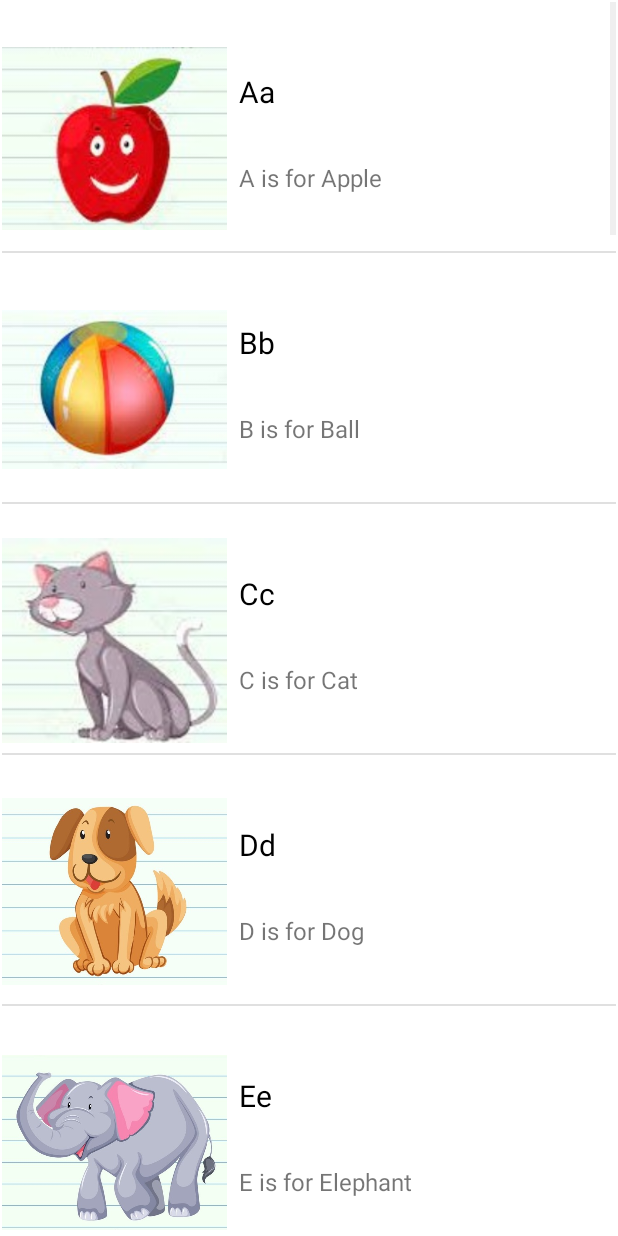
After one commit to RSoft456/AppForChildren-BSEF19A031, an Android app: the ListPage screen opened directly, with no data from a screen before it, on a phone screen of 412 x 824 dp. The commit adds this screen. Run offline under Robolectric (Android 15) with nearby library versions, the phone set to English and light mode, and no system bars.

Commit message:
Customised list view added

```diff
--- a/app/src/main/AndroidManifest.xml
+++ b/app/src/main/AndroidManifest.xml
@@ -9,6 +9,9 @@
         android:roundIcon="@mipmap/ic_launcher_round"
         android:supportsRtl="true"
         android:theme="@style/Theme.Childrenapp">
+        <activity
+            android:name=".ListPage"
+            android:exported="false" />
         <activity
             android:name=".Quiz"
             android:exported="false" />
--- /dev/null
+++ b/app/src/main/java/BSEF19A031/Ramsha/childrenapp/AlphaListView.java
@@ -0,0 +1,12 @@
+package BSEF19A031.Ramsha.childrenapp;
+
+public class AlphaListView {
+    public String Alpha;
+    public String StandFor;
+    public int imageID;
+    public AlphaListView(String Alpha, String StandFor, int imageID) {
+        this.Alpha = Alpha;
+        this.StandFor = StandFor;
+        this.imageID = imageID;
+    }
+}
--- /dev/null
+++ b/app/src/main/java/BSEF19A031/Ramsha/childrenapp/ListAdapter.java
@@ -0,0 +1,35 @@
+package BSEF19A031.Ramsha.childrenapp;
+
+import android.content.Context;
+import android.view.LayoutInflater;
+import android.view.View;
+import android.view.ViewGroup;
+import android.widget.ArrayAdapter;
+import android.widget.ImageView;
+import android.widget.TextView;
+
+import androidx.annotation.NonNull;
+import androidx.annotation.Nullable;
+
+import java.util.ArrayList;
+
+
+public class ListAdapter extends ArrayAdapter<AlphaListView> {
+    public ListAdapter(@NonNull Context context, ArrayList<AlphaListView> ListViewArray) {
+        super(context, R.layout.listitems, ListViewArray);
+    }
+
+    @Override
+    public View getView(int position, @Nullable View convertView, @NonNull ViewGroup parent) {
+
+        AlphaListView list = getItem(position);
+        convertView = LayoutInflater.from(getContext()).inflate(R.layout.listitems, parent, false);
+        TextView Alphabet = convertView.findViewById(R.id.Alpha);
+        TextView StandsFor = convertView.findViewById(R.id.StandFor);
+        ImageView imageView = convertView.findViewById(R.id.AlphaImage);
+        Alphabet.setText(list.Alpha);
+        StandsFor.setText(list.StandFor);
+        imageView.setImageResource(list.imageID);
+        return convertView;
+    }
+}
--- /dev/null
+++ b/app/src/main/java/BSEF19A031/Ramsha/childrenapp/ListPage.java
@@ -0,0 +1,51 @@
+package BSEF19A031.Ramsha.childrenapp;
+
+import androidx.appcompat.app.AppCompatActivity;
+
+
+
+import android.os.Bundle;
+import android.widget.ListView;
+
+import java.util.ArrayList;
+
+public class ListPage extends AppCompatActivity {
+
+    AlphaListView listView;
+    @Override
+    protected void onCreate(Bundle savedInstanceState) {
+        super.onCreate(savedInstanceState);
+        setContentView(R.layout.activity_list_page);
+        ArrayList<AlphaListView> ListViewArray = new ArrayList<AlphaListView>();
+        ListViewArray.add(new AlphaListView("Aa", "A is for Apple", R.drawable.qa));
+        ListViewArray.add(new AlphaListView("Bb", "B is for Ball", R.drawable.qb));
+        ListViewArray.add(new AlphaListView("Cc", "C is for Cat", R.drawable.qc));
+        ListViewArray.add(new AlphaListView("Dd", "D is for Dog", R.drawable.qd));
+        ListViewArray.add(new AlphaListView("Ee", "E is for Elephant", R.drawable.qe));
+        ListViewArray.add(new AlphaListView("Ff", "F is for Fish", R.drawable.qf));
+        ListViewArray.add(new AlphaListView("Gg", "G is for Grapes", R.drawable.qg));
+        ListViewArray.add(new AlphaListView("Hh", "H is for Hat", R.drawable.qh));
+        ListViewArray.add(new AlphaListView("Ii", "I is for Ice-cream ", R.drawable.qi));
+        ListViewArray.add(new AlphaListView("Jj", "J is for Jug", R.drawable.qj));
+        ListViewArray.add(new AlphaListView("Kk", "K is for Kite", R.drawable.qk));
+        ListViewArray.add(new AlphaListView("Ll", "L is for Lemon", R.drawable.ql));
+        ListViewArray.add(new AlphaListView("Mm", "M is for Monkey", R.drawable.qm));
+        ListViewArray.add(new AlphaListView("Nn", "N is for Nose", R.drawable.qn));
+        ListViewArray.add(new AlphaListView("Oo", "O is for Orange", R.drawable.qo));
+        ListViewArray.add(new AlphaListView("Pp", "P is for Pencil", R.drawable.qp));
+        ListViewArray.add(new AlphaListView("Qq", "Q is for Quilt", R.drawable.qqui));
+        ListViewArray.add(new AlphaListView("Rr", "R is for rainbow", R.drawable.qr));
+        ListViewArray.add(new AlphaListView("Ss", "S is for Sun", R.drawable.qs));
+        ListViewArray.add(new AlphaListView("Tt", "T is for Train", R.drawable.qt));
+        ListViewArray.add(new AlphaListView("Uu", "U is for Umbrella", R.drawable.qu));
+        ListViewArray.add(new AlphaListView("Vv", "V is for Vase", R.drawable.qv));
+        ListViewArray.add(new AlphaListView("Ww", "W is for Whale", R.drawable.qw));
+        ListViewArray.add(new AlphaListView("Xx", "X is for Xylophone", R.drawable.qx));
+        ListViewArray.add(new AlphaListView("Yy", "Y is for yo-yo", R.drawable.qy));
+        ListViewArray.add(new AlphaListView("Zz", "Z is for Zebra", R.drawable.qz));
+
+        ListAdapter adapter = new ListAdapter(this, ListViewArray);
+        ListView listView = findViewById(R.id.ListView);
+        listView.setAdapter(adapter);
+    }
+}
--- a/app/src/main/java/BSEF19A031/Ramsha/childrenapp/MainActivity.java
+++ b/app/src/main/java/BSEF19A031/Ramsha/childrenapp/MainActivity.java
@@ -1,15 +1,18 @@
 package BSEF19A031.Ramsha.childrenapp;
+
+import static android.content.ContentValues.TAG;
 
 import androidx.appcompat.app.AppCompatActivity;
 
 import android.content.Intent;
 import android.net.Uri;
 import android.os.Bundle;
+import android.util.Log;
 import android.view.View;
 import android.widget.Button;
 
 public class MainActivity extends AppCompatActivity {
-    Button Launch,Repo,quiz;
+    Button Launch,Repo,quiz,list;
     @Override
     protected void onCreate(Bundle savedInstanceState) {
         super.onCreate(savedInstanceState);
@@ -17,6 +20,14 @@ public class MainActivity extends AppCompatActivity {
         Launch = findViewById(R.id.LaunchApp);
         Repo = findViewById(R.id.Repository);
         quiz = findViewById(R.id.Quiz);
+        list=findViewById(R.id.ListView);
+        list.setOnClickListener(new View.OnClickListener() {
+            @Override
+            public void onClick(View view) {
+                startActivity(new Intent(MainActivity.this,ListPage.class));
+                Log.d(TAG, "entered");
+            }
+        });
         Launch.setOnClickListener(new View.OnClickListener() {
             @Override
             public void onClick(View view) {
--- a/app/src/main/java/BSEF19A031/Ramsha/childrenapp/Quiz.java
+++ b/app/src/main/java/BSEF19A031/Ramsha/childrenapp/Quiz.java
@@ -20,7 +20,6 @@ public class Quiz extends AppCompatActivity {
     String val2="Next";
     String val3 = "Oops!Wrong answer";
     String val4="Retake Quiz";
-
     String chek = " ";
     @Override
     protected void onCreate(Bundle savedInstanceState) {
@@ -280,4 +279,5 @@ public class Quiz extends AppCompatActivity {
             }
         });
     }
+
 }
--- /dev/null
+++ b/app/src/main/res/layout/activity_list_page.xml
@@ -0,0 +1,21 @@
+<?xml version="1.0" encoding="utf-8"?>
+<androidx.constraintlayout.widget.ConstraintLayout xmlns:android="http://schemas.android.com/apk/res/android"
+    xmlns:app="http://schemas.android.com/apk/res-auto"
+    xmlns:tools="http://schemas.android.com/tools"
+    android:layout_width="match_parent"
+    android:layout_height="match_parent"
+    tools:context=".ListPage">
+
+    <ListView
+        android:id="@+id/ListView"
+        android:layout_width="match_parent"
+        android:layout_height="match_parent"
+        android:layout_marginStart="1dp"
+        android:layout_marginTop="1dp"
+        android:layout_marginEnd="1dp"
+        android:layout_marginBottom="1dp"
+        app:layout_constraintBottom_toBottomOf="parent"
+        app:layout_constraintEnd_toEndOf="parent"
+        app:layout_constraintStart_toStartOf="parent"
+        app:layout_constraintTop_toTopOf="parent" />
+</androidx.constraintlayout.widget.ConstraintLayout>
--- a/app/src/main/res/layout/activity_main.xml
+++ b/app/src/main/res/layout/activity_main.xml
@@ -11,24 +11,24 @@
         android:layout_width="wrap_content"
         android:layout_height="wrap_content"
         android:layout_marginStart="24dp"
-        android:layout_marginTop="260dp"
+        android:layout_marginTop="16dp"
         android:layout_marginEnd="24dp"
-        android:layout_marginBottom="35dp"
+        android:layout_marginBottom="16dp"
         android:text="@string/LaunchApp"
         app:layout_constraintBottom_toTopOf="@+id/Repository"
         app:layout_constraintEnd_toEndOf="parent"
         app:layout_constraintHorizontal_bias="0.498"
         app:layout_constraintStart_toStartOf="parent"
-        app:layout_constraintTop_toTopOf="parent" />
+        app:layout_constraintTop_toBottomOf="@+id/ListView" />
 
     <Button
         android:id="@+id/Repository"
         android:layout_width="wrap_content"
         android:layout_height="wrap_content"
         android:layout_marginStart="24dp"
-        android:layout_marginTop="10dp"
+        android:layout_marginTop="16dp"
         android:layout_marginEnd="24dp"
-        android:layout_marginBottom="44dp"
+        android:layout_marginBottom="16dp"
         android:text="@string/Repository"
         app:layout_constraintBottom_toTopOf="@+id/Quiz"
         app:layout_constraintEnd_toEndOf="parent"
@@ -41,7 +41,7 @@
         android:layout_width="wrap_content"
         android:layout_height="wrap_content"
         android:layout_marginStart="24dp"
-        android:layout_marginTop="10dp"
+        android:layout_marginTop="16dp"
         android:layout_marginEnd="24dp"
         android:layout_marginBottom="203dp"
         android:text="@string/Quiz"
@@ -49,4 +49,18 @@
         app:layout_constraintEnd_toEndOf="parent"
         app:layout_constraintStart_toStartOf="parent"
         app:layout_constraintTop_toBottomOf="@+id/Repository" />
+
+    <Button
+        android:id="@+id/ListView"
+        android:layout_width="wrap_content"
+        android:layout_height="wrap_content"
+        android:layout_marginStart="24dp"
+        android:layout_marginTop="185dp"
+        android:layout_marginEnd="24dp"
+        android:layout_marginBottom="16dp"
+        android:text="@string/ListView"
+        app:layout_constraintBottom_toTopOf="@+id/LaunchApp"
+        app:layout_constraintEnd_toEndOf="parent"
+        app:layout_constraintStart_toStartOf="parent"
+        app:layout_constraintTop_toTopOf="parent" />
 </androidx.constraintlayout.widget.ConstraintLayout>
--- /dev/null
+++ b/app/src/main/res/layout/listitems.xml
@@ -0,0 +1,48 @@
+<?xml version="1.0" encoding="utf-8"?>
+<androidx.constraintlayout.widget.ConstraintLayout xmlns:android="http://schemas.android.com/apk/res/android"
+
+    xmlns:app="http://schemas.android.com/apk/res-auto"
+    xmlns:tools="http://schemas.android.com/tools"
+    android:layout_width="match_parent"
+    android:layout_height="match_parent">
+
+    <ImageView
+        android:id="@+id/AlphaImage"
+        android:layout_width="150dp"
+        android:layout_height="150dp"
+        android:layout_marginTop="16dp"
+        app:layout_constraintStart_toStartOf="parent"
+        app:layout_constraintTop_toTopOf="parent"
+        tools:srcCompat="@tools:sample/avatars" />
+
+    <TextView
+        android:id="@+id/Alpha"
+        android:layout_width="0dp"
+        android:layout_height="30dp"
+        android:layout_marginStart="8dp"
+        android:layout_marginBottom="-5dp"
+        android:text="@string/Alpha"
+        android:textColor="#000000"
+        android:textSize="20sp"
+        app:layout_constraintBottom_toTopOf="@+id/StandFor"
+        app:layout_constraintEnd_toEndOf="parent"
+        app:layout_constraintHorizontal_bias="0.0"
+        app:layout_constraintStart_toEndOf="@+id/AlphaImage"
+        app:layout_constraintTop_toTopOf="@+id/AlphaImage" />
+
+    <TextView
+        android:id="@+id/StandFor"
+        android:layout_width="0dp"
+        android:layout_height="30dp"
+        android:layout_marginStart="8dp"
+        android:layout_marginTop="-5dp"
+        android:text="@string/StandFor"
+        android:textSize="16sp"
+        app:layout_constraintBottom_toBottomOf="@+id/AlphaImage"
+        app:layout_constraintEnd_toEndOf="parent"
+        app:layout_constraintHorizontal_bias="0.0"
+        app:layout_constraintStart_toEndOf="@+id/AlphaImage"
+        app:layout_constraintTop_toBottomOf="@+id/Alpha" />
+
+
+</androidx.constraintlayout.widget.ConstraintLayout>
--- a/app/src/main/res/values/strings.xml
+++ b/app/src/main/res/values/strings.xml
@@ -1,7 +1,10 @@
 <resources>
     <string name="app_name">Childrenapp</string>
+    <string name="Alpha">Alphabet</string>
+    <string name="StandFor">Stands For</string>
     <string name="LaunchApp">Launch App</string>
     <string name="Repository">Repository</string>
+    <string name="ListView">ListView</string>
     <string name="opA">A</string>
     <string name="opB">B</string>
     <string name="opC">C</string>
```
